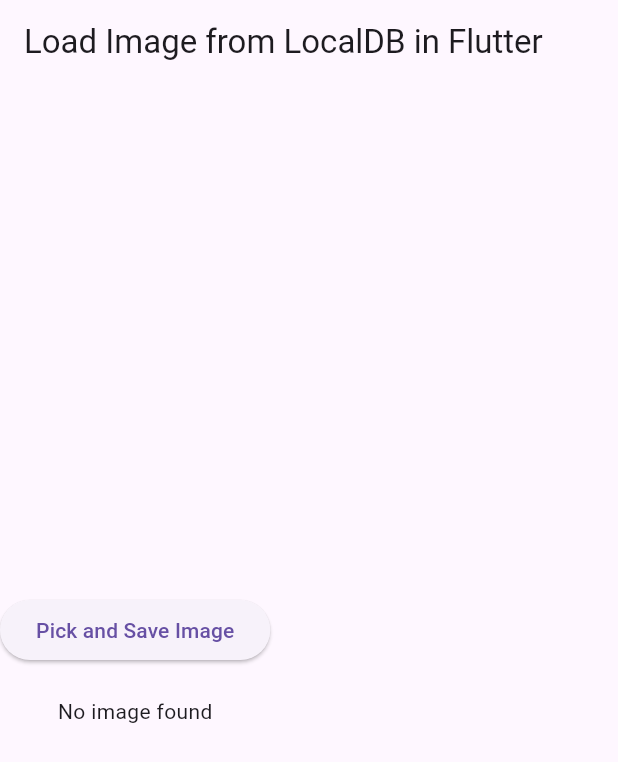
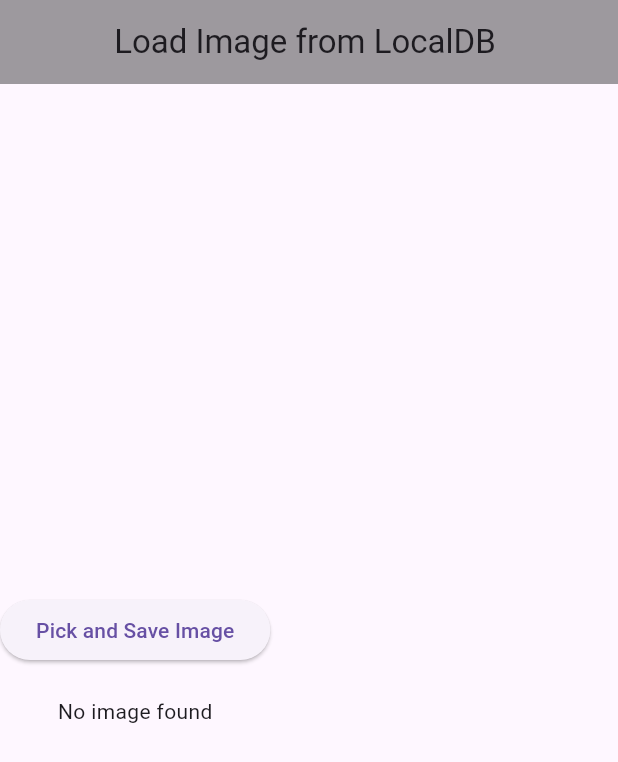
Before and after one commit to Kawser-Miah/Image-upload, a Flutter app: the screen it shows after launch, on a phone screen of 412 x 824 dp. Shown: the top 762 px of the screen. Run offline on Flutter 3.47's test engine with Material 3 defaults, Android fonts, the phone set to English and light mode, and no system bars; our stand-ins replace hive_flutter, image_picker; accounts and stored records are empty.

Commit message:
style the app bar

```diff
--- a/lib/home.dart
+++ b/lib/home.dart
@@ -48,7 +48,11 @@ class _SaveAndDisplayImagePageState extends State<SaveAndDisplayImagePage> {
   @override
   Widget build(BuildContext context) {
     return Scaffold(
-      appBar: AppBar(title: const Text("Load Image from LocalDB in Flutter")),
+      appBar: AppBar(
+        backgroundColor: Colors.black38,
+        title: const Text("Load Image from LocalDB "),
+        centerTitle: true,
+      ),
       body: Column(
         mainAxisAlignment: MainAxisAlignment.center,
         children: [
--- a/lib/main.dart
+++ b/lib/main.dart
@@ -14,6 +14,7 @@ class MyApp extends StatelessWidget {
   @override
   Widget build(BuildContext context) {
     return const MaterialApp(
+      debugShowCheckedModeBanner: false,
       title: 'Load Image from LocalDB in Flutter',
       home: SaveAndDisplayImagePage(),
     );
```
